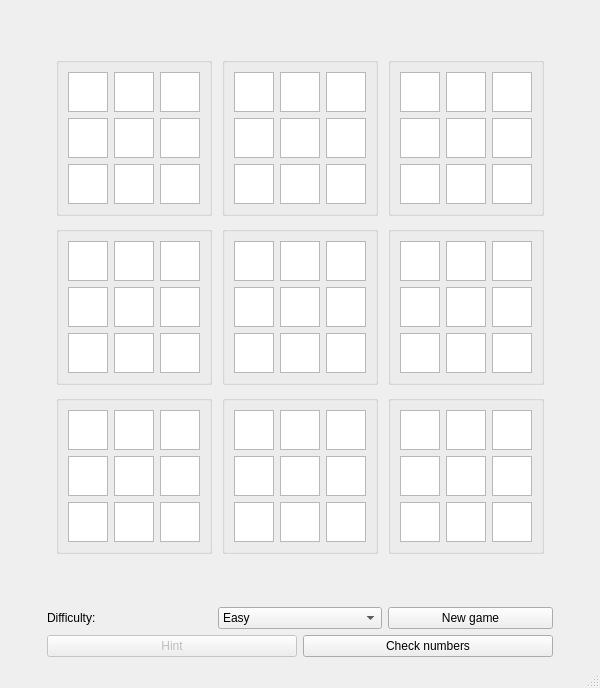
Qt form src/pyqt_sudoku/sudoku_main_win.ui (Jtachan/PyQt-Sudoku) before a commit.
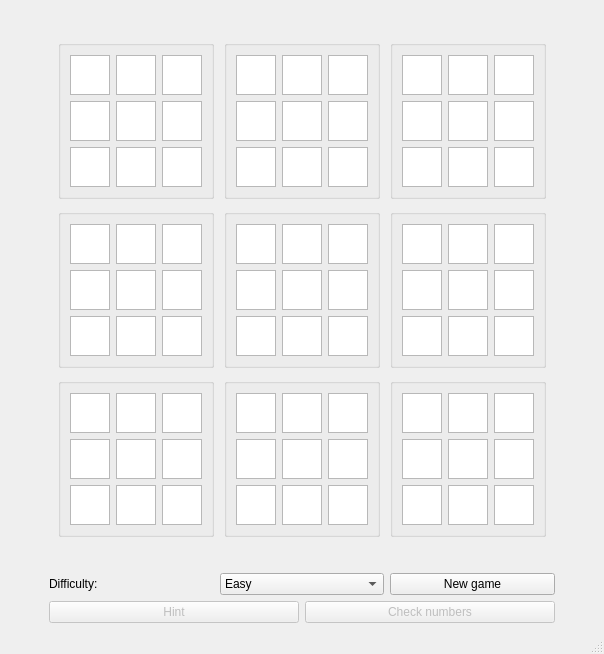
The same form after that commit.

Commit message: Introduced a timer

What changed in the file:
```diff
--- a/src/pyqt_sudoku/sudoku_main_win.ui
+++ b/src/pyqt_sudoku/sudoku_main_win.ui
@@ -6,8 +6,8 @@
    <rect>
     <x>0</x>
     <y>0</y>
-    <width>600</width>
-    <height>688</height>
+    <width>604</width>
+    <height>654</height>
    </rect>
   </property>
   <property name="sizePolicy">
@@ -1486,6 +1486,9 @@
           </item>
           <item>
            <widget class="QPushButton" name="checkNumbersButton">
+            <property name="enabled">
+             <bool>false</bool>
+            </property>
             <property name="text">
              <string>Check numbers</string>
             </property>
```
The commit also changes 1 other file.
